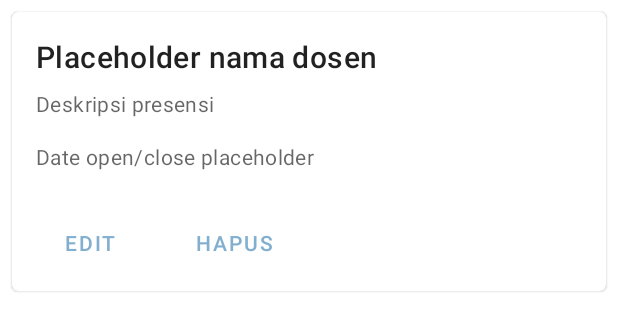
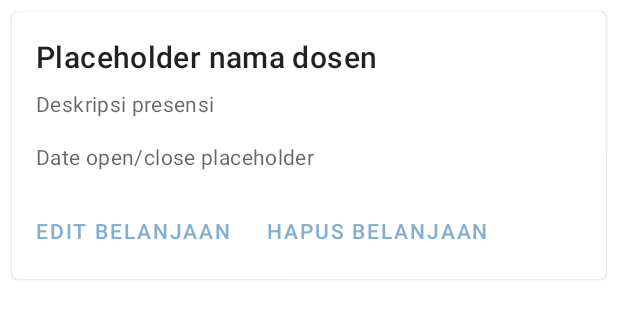
Before and after one commit to bagushikano/BLIapp, an Android app: the layout belanjaan_card_list.xml on its own in the app's theme, with its tools: preview values and no code run, on a phone screen of 412 x 824 dp. Shown: the top 331 px of the screen. Run offline under Robolectric (Android 15) with nearby library versions, the phone set to English and light mode, and no system bars.

Commit message:
edit margin dikit

```diff
--- a/app/src/main/java/com/progmoblanjutklp1/appmemobelanja/activity/BarangSelectionActivity.java
+++ b/app/src/main/java/com/progmoblanjutklp1/appmemobelanja/activity/BarangSelectionActivity.java
@@ -39,7 +39,6 @@ public class BarangSelectionActivity extends AppCompatActivity {
         setContentView(R.layout.activity_barang_selection);
         getSupportActionBar().setDisplayHomeAsUpEnabled(true);
 
-        //TODO ambil list barang dari database
 
         barangArrayList = new ArrayList<>();
         adapterBarang = new BarangSelectionAdapter(this);
--- a/app/src/main/java/com/progmoblanjutklp1/appmemobelanja/activity/MainActivity.java
+++ b/app/src/main/java/com/progmoblanjutklp1/appmemobelanja/activity/MainActivity.java
@@ -83,7 +83,7 @@ public class MainActivity extends AppCompatActivity {
 
         HomeFragmentAdapter homeViewPagerAdapter = new HomeFragmentAdapter(getSupportFragmentManager());
         homeViewPagerAdapter.addFrag(new DaftarBelanjaanFragment(), "Daftar Belanjaan");
-        homeViewPagerAdapter.addFrag(new DaftarBarangFragment(), "Datar Barang");
+        homeViewPagerAdapter.addFrag(new DaftarBarangFragment(), "Daftar Barang");
         homeViewPager.setAdapter(homeViewPagerAdapter);
 
         homeTabLayout.getTabAt(0).setIcon(tabIcons[0]);
--- a/app/src/main/res/layout/belanjaan_card_list.xml
+++ b/app/src/main/res/layout/belanjaan_card_list.xml
@@ -50,21 +50,23 @@ android:clickable="true">
     <LinearLayout
         android:layout_width="wrap_content"
         android:layout_height="wrap_content"
-        android:layout_margin="8dp"
+        android:layout_marginStart="8dp"
+        android:layout_marginEnd="8dp"
+        android:layout_marginBottom="8dp"
         android:orientation="horizontal">
         <com.google.android.material.button.MaterialButton
             android:layout_width="wrap_content"
             android:id="@+id/edit_belanjaan_card_button"
             android:layout_height="wrap_content"
             android:layout_marginEnd="8dp"
-            android:text="Edit"
+            android:text="Edit belanjaan"
             style="?attr/borderlessButtonStyle"
             />
         <com.google.android.material.button.MaterialButton
             android:layout_width="wrap_content"
             android:layout_height="wrap_content"
             android:id="@+id/delete_belanjaan_card_button"
-            android:text="Hapus"
+            android:text="Hapus belanjaan"
             style="?attr/borderlessButtonStyle"
             />
     </LinearLayout>
```
Also changed, not shown: app/src/main/res/layout/barang_card_list.xml (+18 -0 lines).
